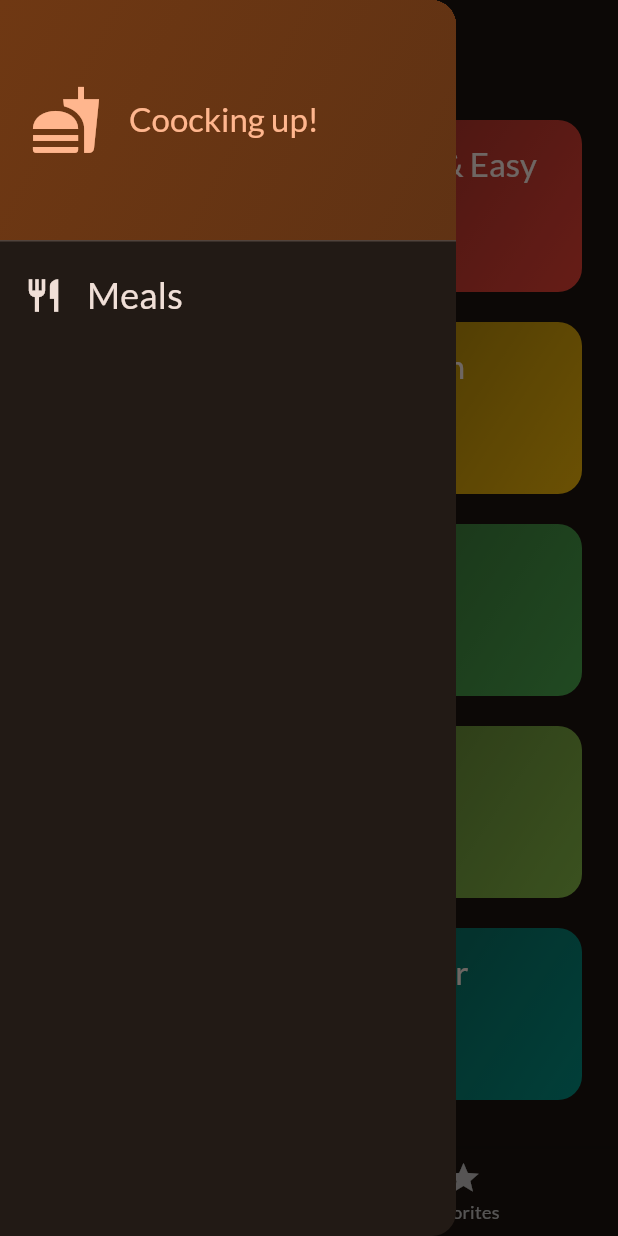
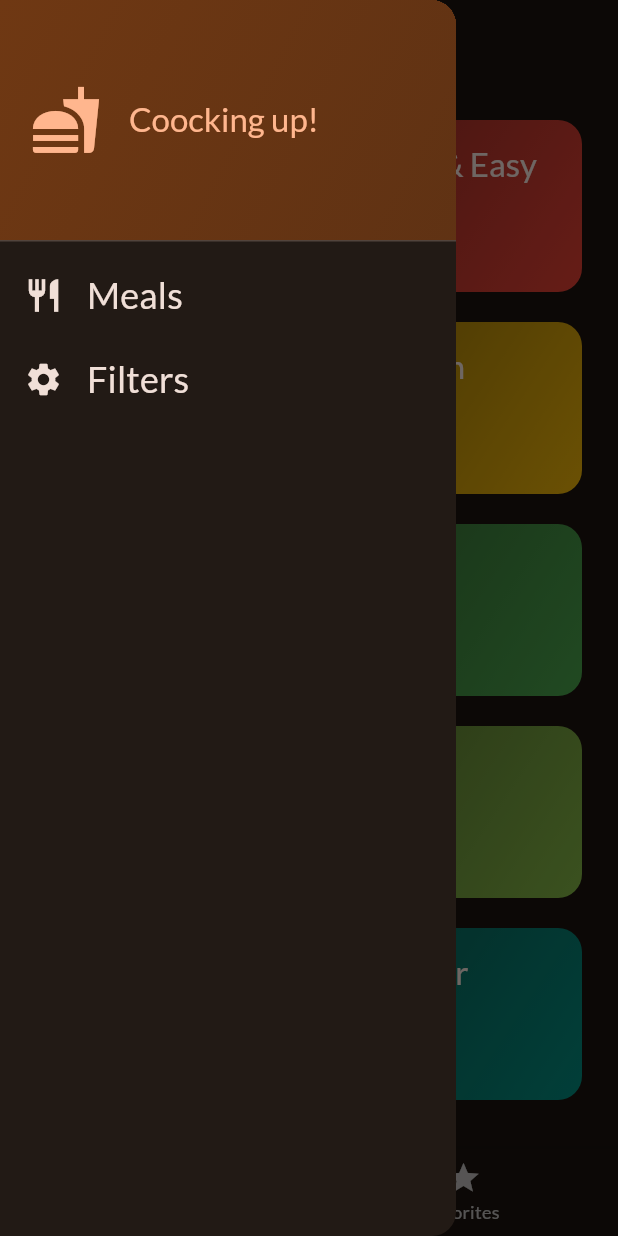
Before and after one commit to Srvictorchinea/meals, a Flutter app: the screen it shows after launch, with the side drawer open, on a phone screen of 412 x 824 dp. Run offline on Flutter 3.47's test engine with Material 3 defaults, Android fonts, the phone set to English and light mode, and no system bars; our stand-ins replace google_fonts, transparent_image.

Commit message:
[ADD] meals and filters options

```diff
--- a/lib/widgets/main_drawer.dart
+++ b/lib/widgets/main_drawer.dart
@@ -47,6 +47,20 @@ class MainDrawer extends StatelessWidget {
                   fontSize: 24),
             ),
             onTap: (){},
+          ),
+          ListTile(
+            leading: Icon(
+              Icons.settings,
+              size: 26,
+              color: Theme.of(context).colorScheme.onBackground,
+            ),
+            title: Text(
+              'Filters',
+              style: Theme.of(context).textTheme.titleSmall!.copyWith(
+                  color: Theme.of(context).colorScheme.onBackground,
+                  fontSize: 24),
+            ),
+            onTap: (){},
           )
         ],
       ),
```
